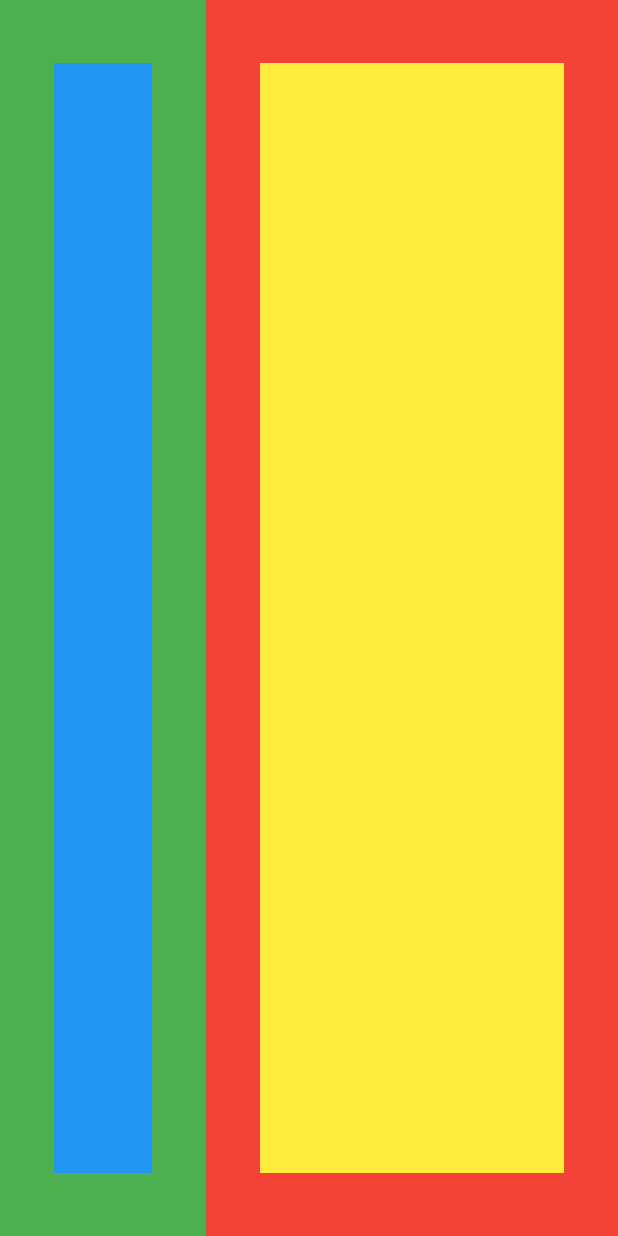
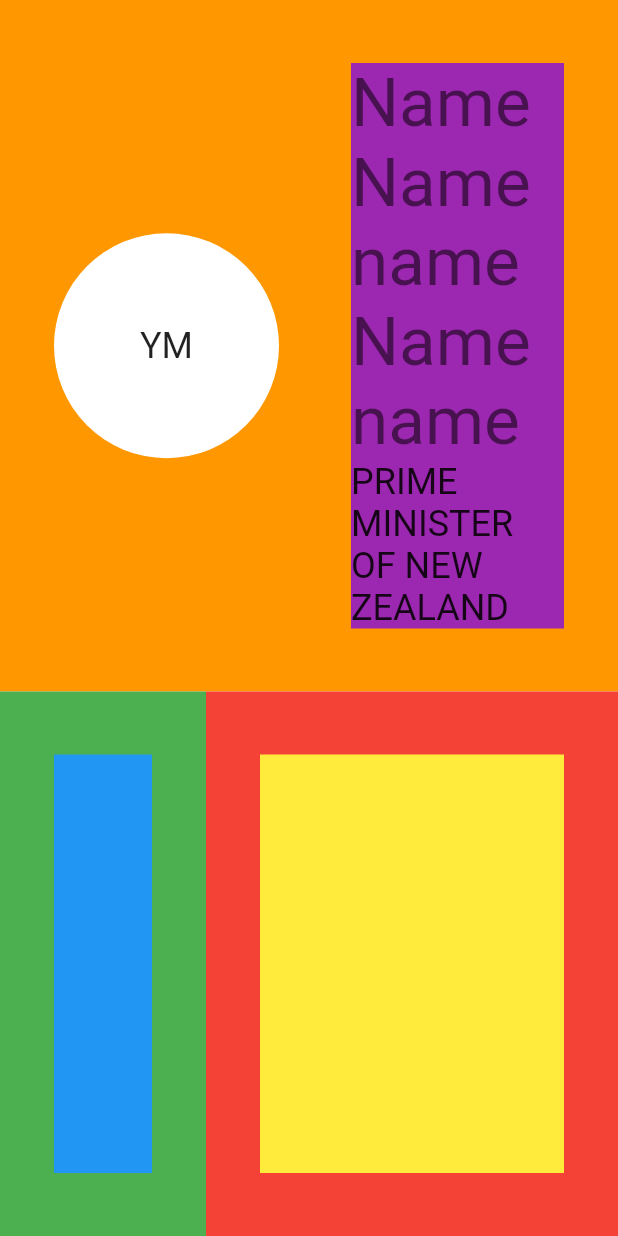
Before and after one commit to yaymalaga/CV_maker, a Flutter app: the screen it shows after launch, on a phone screen of 412 x 824 dp. Run offline on Flutter 3.47's test engine with Material 2 defaults, Android fonts, the phone set to English and light mode, and no system bars.

Commit message:
Add header

```diff
--- a/lib/main.dart
+++ b/lib/main.dart
@@ -22,7 +22,9 @@ class MyApp extends StatelessWidget {
         // is not restarted.
         primarySwatch: Colors.blue,
       ),
-      home: Home(),
+      home: Scaffold(
+        body: Home(),
+      ),
     );
   }
 }
@@ -30,7 +32,56 @@ class MyApp extends StatelessWidget {
 class Home extends StatelessWidget {
   @override
   Widget build(BuildContext context) {
-    return Row(
+    return Column(
+      children: [
+        Container(
+          padding: const EdgeInsets.symmetric(
+            vertical: 42,
+            horizontal: 36,
+          ),
+          color: Colors.orange,
+          child: Row(
+            children: [
+              Container(
+                width: 150,
+                height: 150,
+                decoration: const BoxDecoration(
+                  shape: BoxShape.circle,
+                  color: Colors.white,
+                ),
+                child: Center(
+                  child: Text(
+                    "YM",
+                    style: Theme.of(context).textTheme.headline5,
+                  ),
+                ),
+              ),
+              Expanded(
+                child: Container(
+                  margin: const EdgeInsets.only(left: 48),
+                  color: Colors.purple,
+                  child: Column(
+                    crossAxisAlignment: CrossAxisAlignment.start,
+                    children: [
+                      Text(
+                        "Name Namename Namename",
+                        overflow: TextOverflow.clip,
+                        style: Theme.of(context).textTheme.headline3,
+                      ),
+                      Text(
+                        "Prime minister of New Zealand".toUpperCase(),
+                        overflow: TextOverflow.clip,
+                        style: Theme.of(context).textTheme.headline5,
+                      ),
+                    ],
+                  ),
+                ),
+              ),
+            ],
+          ),
+        ),
+        Expanded(
+          child: Row(
             children: [
               Expanded(
                 child: Container(
@@ -58,6 +109,9 @@ class Home extends StatelessWidget {
                 ),
               ),
             ],
+          ),
+        ),
+      ],
     );
   }
 }
```
Lines whose indentation alone changed are shown as unchanged.
